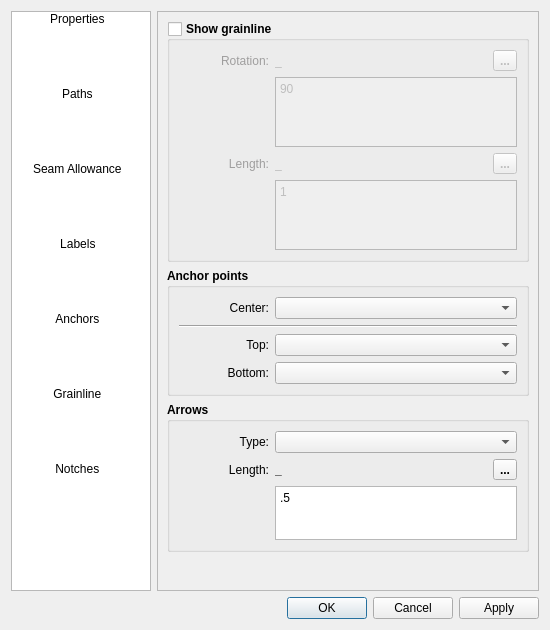
First picture: the form in src/libs/vtools/dialogs/tools/piece/pattern_piece_dialog.ui, repository FashionFreedom/Seamly2D, before the edit.
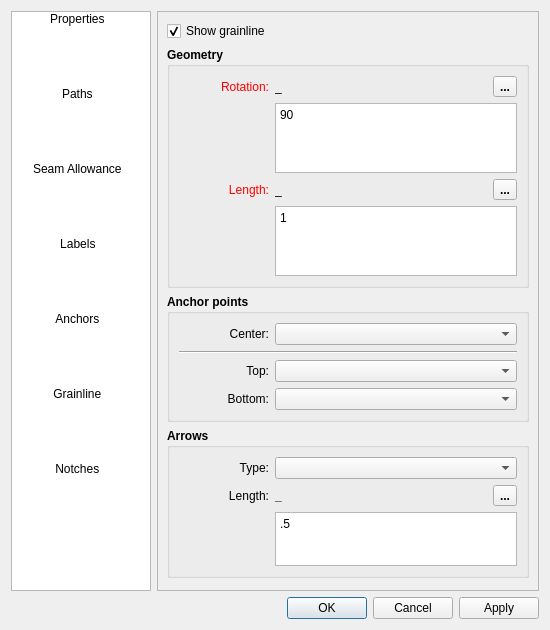
Second picture: the form after the edit. Icons and pictures are not drawn. Custom widgets are drawn as their Qt base class.

Commit message: fix pattern piece grainlines

What changed in the file:
```diff
--- a/src/libs/vtools/dialogs/tools/piece/pattern_piece_dialog.ui
+++ b/src/libs/vtools/dialogs/tools/piece/pattern_piece_dialog.ui
@@ -4107,7 +4107,17 @@
         </property>
         <layout class="QVBoxLayout" name="verticalLayout_15">
          <item>
-          <widget class="QGroupBox" name="grainline_GroupBox">
+          <widget class="QCheckBox" name="showGrainline_CheckBox">
+           <property name="text">
+            <string>Show grainline</string>
+           </property>
+           <property name="checked">
+            <bool>true</bool>
+           </property>
+          </widget>
+         </item>
+         <item>
+          <widget class="QGroupBox" name="grainlineGeometry_GroupBox">
            <property name="sizePolicy">
             <sizepolicy hsizetype="Expanding" vsizetype="Preferred">
              <horstretch>0</horstretch>
@@ -4121,10 +4131,10 @@
             </font>
            </property>
            <property name="title">
-            <string>Show grainline</string>
+            <string>Geometry</string>
            </property>
            <property name="checkable">
-            <bool>true</bool>
+            <bool>false</bool>
            </property>
            <property name="checked">
             <bool>false</bool>
```
Left out of the diff: 4 changed lines with no effect on the pictures. The commit also changes 5 other files.
